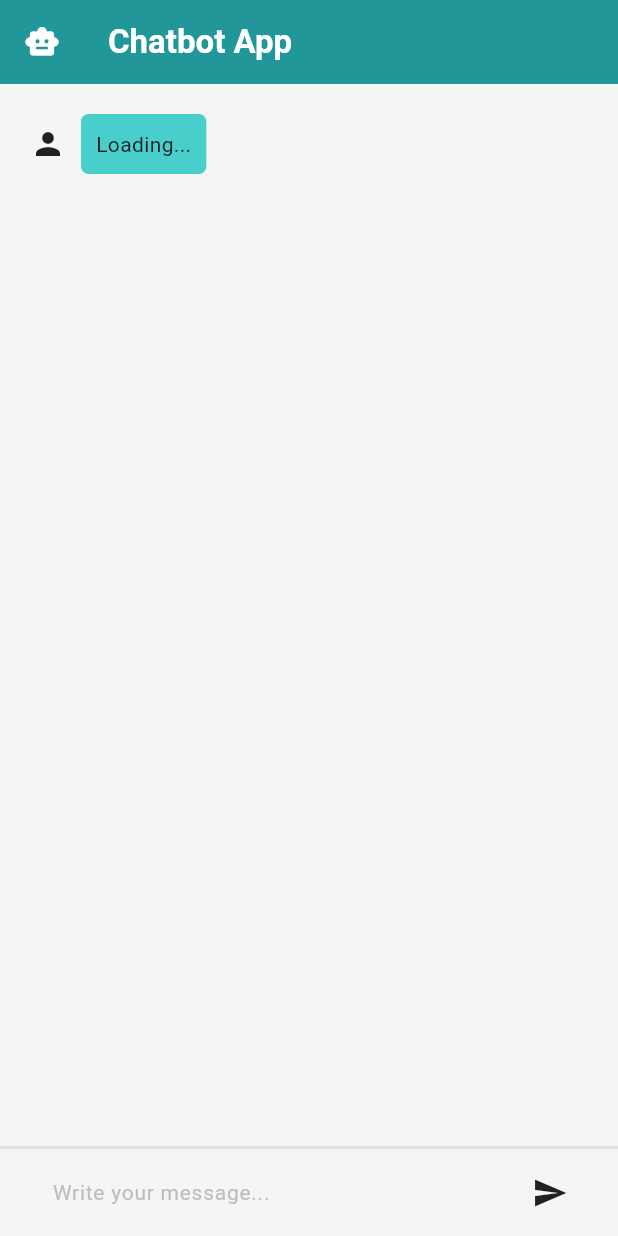
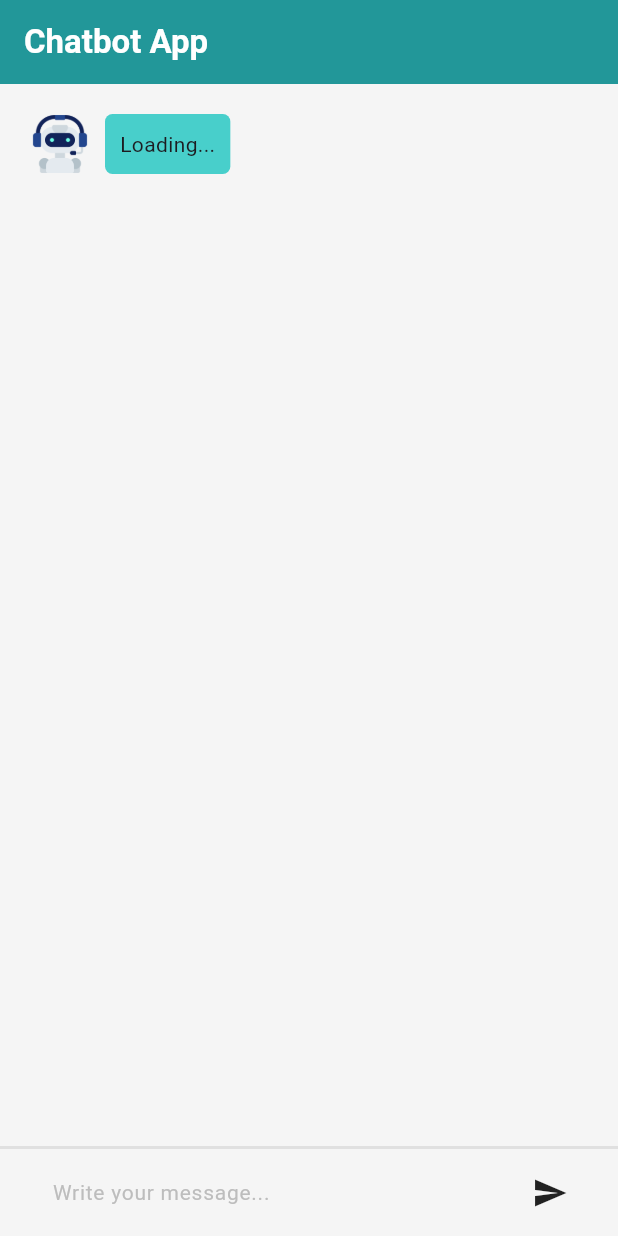
Before and after one commit to wandi1209/chatbot_app, a Flutter app: the screen it shows after launch, on a phone screen of 412 x 824 dp. Run offline on Flutter 3.47's test engine with Material 3 defaults, Android fonts, the light colour scheme and no system bars.

Commit message:
chore: adding image robot

```diff
--- /dev/null
+++ b/lib/core/configs/assets/app_images.dart
@@ -0,0 +1,7 @@
+class AppImages {
+  static const String basePath = 'assets/images/';
+
+  static const appHeader = '${basePath}robot.png';
+  static const chatLogo = '${basePath}robot-assistant.png';
+  static const appLogo = '${basePath}robot.png';
+}
--- a/lib/screens/chat_page.dart
+++ b/lib/screens/chat_page.dart
@@ -1,4 +1,4 @@
-import 'package:chatbot_app/core/theme/colors/app_colors.dart';
+import 'package:chatbot_app/core/configs/theme/app_colors.dart';
 import 'package:chatbot_app/widgets/bot_chat_widget.dart';
 import 'package:flutter/material.dart';
 
@@ -13,7 +13,6 @@ class ChatPage extends StatelessWidget {
           'Chatbot App',
           style: TextStyle(fontWeight: FontWeight.bold, color: Colors.white),
         ),
-        leading: Icon(Icons.smart_toy, color: Colors.white),
         backgroundColor: AppColors.accent,
       ),
       backgroundColor: AppColors.primary,
--- a/lib/widgets/bot_chat_widget.dart
+++ b/lib/widgets/bot_chat_widget.dart
@@ -1,4 +1,5 @@
-import 'package:chatbot_app/core/theme/colors/app_colors.dart';
+import 'package:chatbot_app/core/configs/assets/app_images.dart';
+import 'package:chatbot_app/core/configs/theme/app_colors.dart';
 import 'package:flutter/material.dart';
 
 class BotChatWidget extends StatelessWidget {
@@ -8,7 +9,7 @@ class BotChatWidget extends StatelessWidget {
   Widget build(BuildContext context) {
     return Row(
       children: [
-        Icon(Icons.person),
+        Image.asset(AppImages.chatLogo, width: 40),
         SizedBox(width: 10),
         Container(
           padding: EdgeInsets.all(10),
--- a/pubspec.yaml
+++ b/pubspec.yaml
@@ -59,8 +59,8 @@ flutter:
   uses-material-design: true
 
   # To add assets to your application, add an assets section, like this:
-  # assets:
-  #   - images/a_dot_burr.jpeg
+  assets:
+    - assets/images/
   #   - images/a_dot_ham.jpeg
 
   # An image asset can refer to one or more resolution-specific "variants", see
```
Also changed, not shown: assets/images/chatbot.png (added), assets/images/robot-assistant.png (added), assets/images/robot.png (added), lib/core/configs/theme/app_colors.dart (renamed from lib/core/theme/colors/app_colors.dart).
